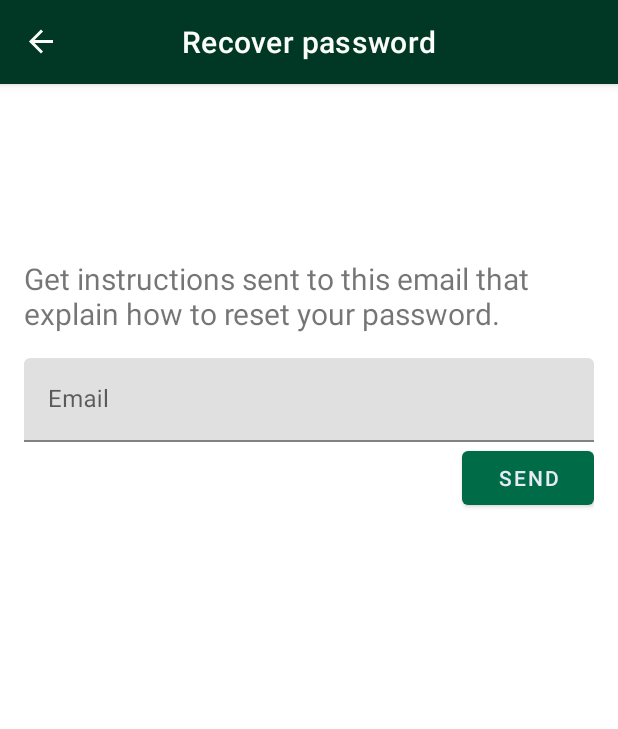
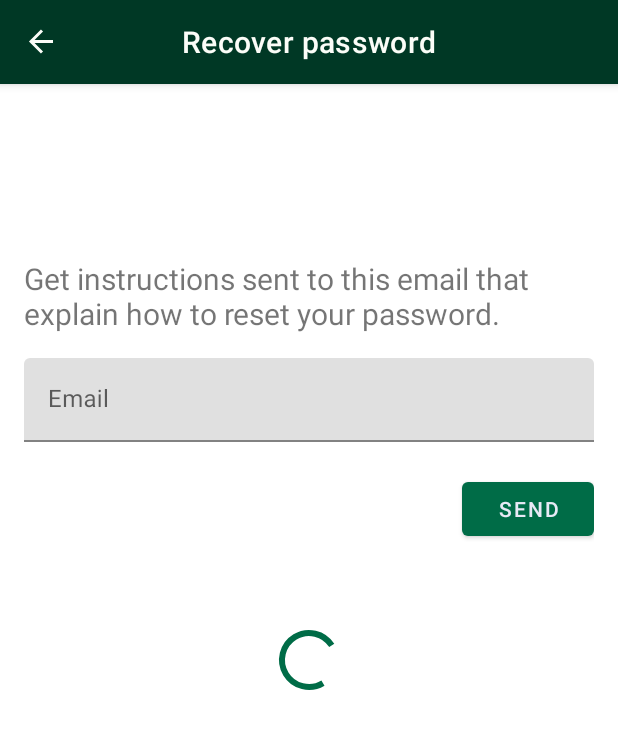
Before and after one commit to mskwak32/toy-todo, an Android app: the RecoverPasswordFragment screen opened through its navigation route, on a phone screen of 412 x 824 dp. Shown: the top 729 px of the screen. Run offline under Robolectric (Android 15) with nearby library versions, the phone set to English and light mode, and no system bars; our stand-ins replace Dagger/Hilt's generated code, Firebase (no records; nobody signed in at launch, a user with empty details on screens opened directly), data binding, navigation-ui.

Commit message:
recover password fragment 작성, password fragment 수정

```diff
--- a/app/src/main/java/com/mskwak/toy_todo/ui/detail/DetailFragment.kt
+++ b/app/src/main/java/com/mskwak/toy_todo/ui/detail/DetailFragment.kt
@@ -30,10 +30,6 @@ class DetailFragment : BaseFragment<FragmentDetailBinding>() {
     }
 
     override fun initState() {
-        initObserver()
-    }
-
-    private fun initObserver() {
         viewModel.onDeleteEvent.observe(viewLifecycleOwner) {
             finishWithMessage(R.string.message_task_deleted)
         }
--- a/app/src/main/java/com/mskwak/toy_todo/ui/sign_in/password/PasswordViewModel.kt
+++ b/app/src/main/java/com/mskwak/toy_todo/ui/sign_in/password/PasswordViewModel.kt
@@ -29,6 +29,9 @@ class PasswordViewModel @Inject constructor() : ViewModel() {
     private val _snackbarMessage = SingleLiveEvent<Int>()
     val snackbarMessage: LiveData<Int> = _snackbarMessage
 
+    private val _inProgress = MutableLiveData(false)
+    val inProgress: LiveData<Boolean> = _inProgress
+
     fun onSignIn() {
         if (password.value.isNullOrBlank()) {
             _snackbarMessage.value = R.string.enter_your_password
@@ -39,6 +42,8 @@ class PasswordViewModel @Inject constructor() : ViewModel() {
             _snackbarMessage.value = R.string.message_authentication_fail
             return
         }
+
+        _inProgress.value = true
         auth.signInWithEmailAndPassword(email, password.value!!)
             .addOnCompleteListener { task ->
                 if (task.isSuccessful) {
@@ -59,6 +64,7 @@ class PasswordViewModel @Inject constructor() : ViewModel() {
                         }
                     }
                 }
+                _inProgress.value = false
             }
     }
 
--- a/app/src/main/java/com/mskwak/toy_todo/ui/sign_in/password/RecoverPasswordFragment.kt
+++ b/app/src/main/java/com/mskwak/toy_todo/ui/sign_in/password/RecoverPasswordFragment.kt
@@ -1,21 +1,33 @@
 package com.mskwak.toy_todo.ui.sign_in.password
 
-import android.os.Bundle
-import android.view.LayoutInflater
-import android.view.View
-import android.view.ViewGroup
-import androidx.fragment.app.Fragment
+import androidx.fragment.app.viewModels
+import androidx.lifecycle.LiveData
+import androidx.navigation.fragment.findNavController
+import com.mskwak.toy_todo.R
 import com.mskwak.toy_todo.databinding.FragmentRecoverPasswordBinding
+import com.mskwak.toy_todo.ui.base.BaseFragment
 
-class RecoverPasswordFragment : Fragment() {
-    private lateinit var binding: FragmentRecoverPasswordBinding
+class RecoverPasswordFragment : BaseFragment<FragmentRecoverPasswordBinding>() {
+    override val layoutResId = R.layout.fragment_recover_password
+    private val viewModel by viewModels<RecoverPasswordViewModel>()
 
-    override fun onCreateView(
-        inflater: LayoutInflater,
-        container: ViewGroup?,
-        savedInstanceState: Bundle?
-    ): View {
-        binding = FragmentRecoverPasswordBinding.inflate(inflater, container, false)
-        return binding.root
+    override fun getSnackbarEvent(): LiveData<Int> = viewModel.snackbarMessage
+
+    override fun initDataBinding() {
+        binding.viewModel = viewModel
+    }
+
+    override fun initState() {
+        viewModel.emailErrorMessage.observe(viewLifecycleOwner) { stringRes ->
+            binding.inputLayout.error = stringRes?.let { getString(it) }
+        }
+        viewModel.onSendEvent.observe(viewLifecycleOwner) { email ->
+            showSendAlertDialog(email)
+        }
+    }
+
+    private fun showSendAlertDialog(email: String) {
+        val action = RecoverPasswordFragmentDirections.showRecoverPasswordAlertDialog(email)
+        findNavController().navigate(action)
     }
 }
--- /dev/null
+++ b/app/src/main/java/com/mskwak/toy_todo/ui/sign_in/password/RecoverPasswordViewModel.kt
@@ -0,0 +1,68 @@
+package com.mskwak.toy_todo.ui.sign_in.password
+
+import android.util.Log
+import androidx.lifecycle.LiveData
+import androidx.lifecycle.MutableLiveData
+import androidx.lifecycle.ViewModel
+import com.google.firebase.FirebaseTooManyRequestsException
+import com.google.firebase.auth.ktx.auth
+import com.google.firebase.ktx.Firebase
+import com.mskwak.toy_todo.R
+import com.mskwak.toy_todo.util.SingleLiveEvent
+import com.mskwak.toy_todo.util.TextUtil
+import dagger.hilt.android.lifecycle.HiltViewModel
+import javax.inject.Inject
+
+@HiltViewModel
+class RecoverPasswordViewModel @Inject constructor() : ViewModel() {
+    private val auth = Firebase.auth
+
+    val email = MutableLiveData<String>(auth.currentUser?.email)
+
+    private val _emailErrorMessage = SingleLiveEvent<Int?>()
+    val emailErrorMessage: LiveData<Int?> = _emailErrorMessage
+    private val _snackbarMessage = SingleLiveEvent<Int>()
+    val snackbarMessage: LiveData<Int> = _snackbarMessage
+
+    private val _onSendEvent = SingleLiveEvent<String>()        //parameter : email
+    val onSendEvent: LiveData<String> = _onSendEvent
+
+    private val _inProgress = MutableLiveData(false)
+    val inProgress: LiveData<Boolean> = _inProgress
+
+    fun onSend() {
+        if (!TextUtil.checkEmailFormat(email.value)) {
+            _emailErrorMessage.value = R.string.email_error
+            return
+        }
+
+        _inProgress.value = true
+
+        auth.sendPasswordResetEmail(email.value!!)
+            .addOnCompleteListener { task ->
+                if (task.isSuccessful) {
+                    Log.i(TAG, "send recover email: success")
+                    _onSendEvent.value = email.value
+                } else {
+                    Log.w(TAG, "send recover email: fail", task.exception)
+                    when (task.exception) {
+                        is FirebaseTooManyRequestsException -> {
+                            _snackbarMessage.value = R.string.message_too_many_request_auth
+                        }
+                        else -> {
+                            _snackbarMessage.value = R.string.message_authentication_fail
+                        }
+                    }
+                }
+                _inProgress.value = false
+            }
+    }
+
+    fun onEmailChanged() {
+        _emailErrorMessage.value = null
+    }
+
+    companion object {
+        private val TAG = RecoverPasswordViewModel::class.simpleName
+    }
+}
--- a/app/src/main/res/layout/fragment_recover_password.xml
+++ b/app/src/main/res/layout/fragment_recover_password.xml
@@ -1,6 +1,15 @@
 <?xml version="1.0" encoding="utf-8"?>
 <layout xmlns:android="http://schemas.android.com/apk/res/android"
     xmlns:app="http://schemas.android.com/apk/res-auto">
+
+    <data>
+
+        <import type="android.view.View" />
+
+        <variable
+            name="viewModel"
+            type="com.mskwak.toy_todo.ui.sign_in.password.RecoverPasswordViewModel" />
+    </data>
 
     <androidx.constraintlayout.widget.ConstraintLayout
         android:layout_width="match_parent"
@@ -22,6 +31,7 @@
             android:layout_height="wrap_content"
             android:layout_marginTop="16dp"
             android:hint="@string/email"
+            app:errorEnabled="true"
             app:layout_constraintTop_toBottomOf="@id/description">
 
             <EditText
@@ -30,7 +40,9 @@
                 android:layout_height="wrap_content"
                 android:imeOptions="actionDone"
                 android:inputType="textEmailAddress"
-                android:maxLines="1" />
+                android:maxLines="1"
+                android:onTextChanged="@{() -> viewModel.onEmailChanged()}"
+                android:text="@={viewModel.email}" />
 
         </com.google.android.material.textfield.TextInputLayout>
 
@@ -38,9 +50,21 @@
             android:id="@+id/sendButton"
             android:layout_width="wrap_content"
             android:layout_height="wrap_content"
+            android:clickable="@{viewModel.inProgress? false : true}"
+            android:onClick="@{()-> viewModel.onSend()}"
             android:text="@string/send"
             app:layout_constraintRight_toRightOf="parent"
             app:layout_constraintTop_toBottomOf="@id/inputLayout" />
 
+        <com.google.android.material.progressindicator.CircularProgressIndicator
+            android:layout_width="wrap_content"
+            android:layout_height="wrap_content"
+            android:indeterminate="true"
+            android:visibility="@{viewModel.inProgress? View.VISIBLE : View.GONE}"
+            app:layout_constraintBottom_toBottomOf="parent"
+            app:layout_constraintLeft_toLeftOf="parent"
+            app:layout_constraintRight_toRightOf="parent"
+            app:layout_constraintTop_toTopOf="parent" />
+
     </androidx.constraintlayout.widget.ConstraintLayout>
 </layout>
--- a/app/src/main/res/navigation/siginin_nav_graph.xml
+++ b/app/src/main/res/navigation/siginin_nav_graph.xml
@@ -49,7 +49,23 @@
         android:label="@string/recover_password"
         tools:layout="@layout/fragment_recover_password">
 
+        <action
+            android:id="@+id/showRecoverPasswordAlertDialog"
+            app:destination="@id/recoverPasswordAlertDialogDest" />
+
 
     </fragment>
 
+    <dialog
+        android:id="@+id/recoverPasswordAlertDialogDest"
+        android:name="com.mskwak.toy_todo.ui.dialog.RecoverPasswordAlertDialog"
+        tools:layout="@layout/dialog_recover_password_alert">
+
+        <argument
+            android:name="email"
+            app:argType="string"
+            app:nullable="false" />
+
+    </dialog>
+
 </navigation>
--- a/app/src/main/res/values-night/themes.xml
+++ b/app/src/main/res/values-night/themes.xml
@@ -23,4 +23,8 @@
         <item name="android:textColor">@color/primaryTextColor</item>
         <item name="android:textSize">20sp</item>
     </style>
+
+    <style name="recoverPasswordTextColor">
+        <item name="android:textColor">@color/primaryLightColor</item>
+    </style>
 </resources>
--- a/app/src/main/res/values/strings.xml
+++ b/app/src/main/res/values/strings.xml
@@ -39,6 +39,7 @@
     <string name="send">Send</string>
     <string name="signup">Create new account</string>
     <string name="recover_password">Recover password</string>
+    <string name="forgot_password">Forgot your password?</string>
     <string name="siginin_with_email">Sign in with email</string>
     <string name="signin_with_google">Sign in with Google</string>
     <string name="email_error">Please enter your email address.</string>
--- a/app/src/main/res/values/themes.xml
+++ b/app/src/main/res/values/themes.xml
@@ -28,4 +28,8 @@
         <item name="android:textColor">@color/green_800</item>
         <item name="android:textSize">20sp</item>
     </style>
+
+    <style name="recoverPasswordTextColor">
+        <item name="android:textColor">@color/primaryDarkColor</item>
+    </style>
 </resources>
```
Also changed, not shown: app/src/main/java/com/mskwak/toy_todo/ui/dialog/RecoverPasswordAlertDialog.kt (added, +41 -0 lines), app/src/main/java/com/mskwak/toy_todo/ui/sign_in/SignInFragment.kt (+2 -6 lines), app/src/main/java/com/mskwak/toy_todo/ui/sign_in/SignInViewModel.kt (+2 -6 lines), app/src/main/java/com/mskwak/toy_todo/util/TextUtil.kt (added, +9 -0 lines), app/src/main/res/layout/dialog_recover_password_alert.xml (added, +46 -0 lines), app/src/main/res/layout/fragment_password.xml (+7 -4 lines), 1 other file.
